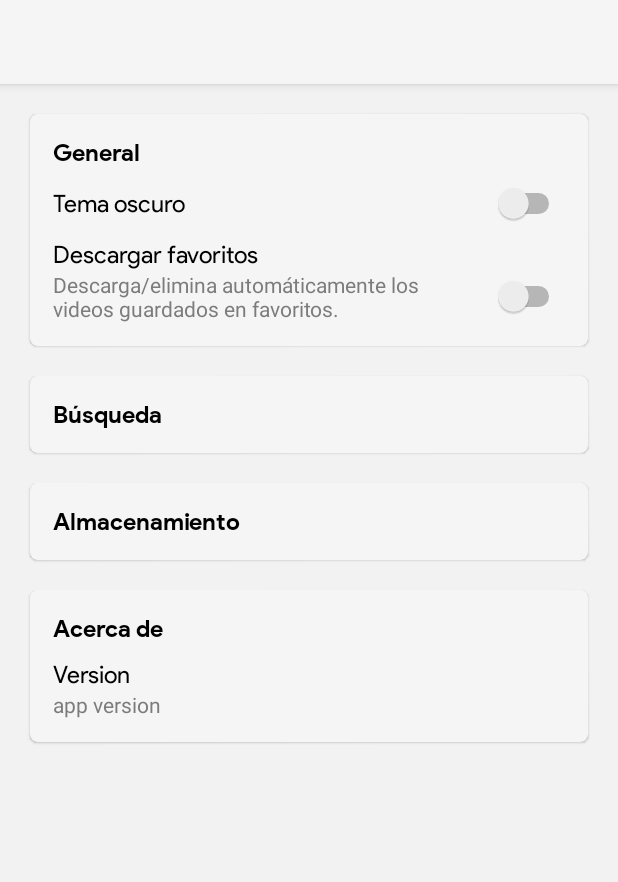
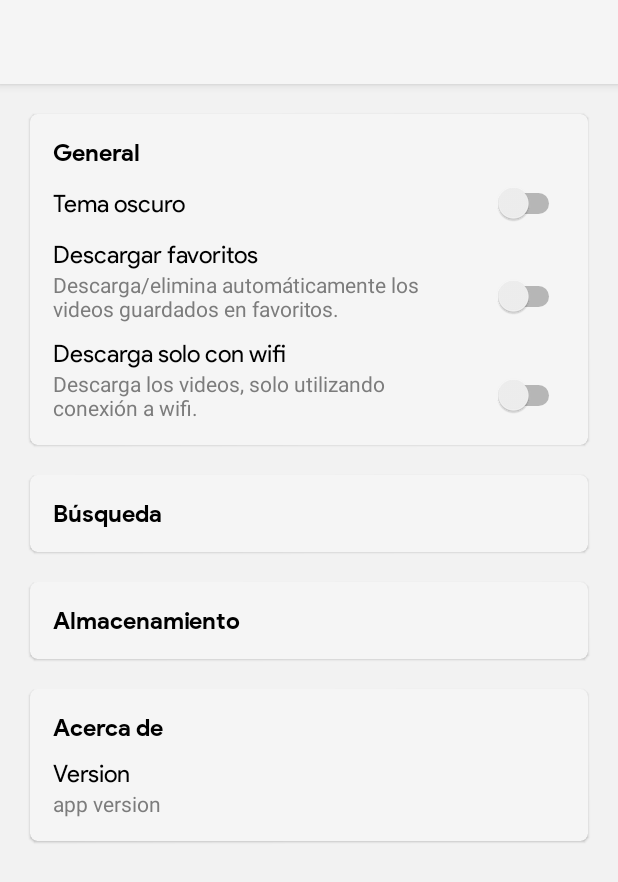
Before and after one commit to AUbillaOliva/LSCH, an Android app: the layout settings_activity.xml on its own in the app's theme, with its tools: preview values and no code run, on a phone screen of 412 x 824 dp. Shown: the top 882 px of the screen. Run offline under Robolectric (Android 15) with nearby library versions, the phone set to English and light mode, and no system bars; network calls fail.

Commit message:
Added help layout and switch for settings_activity.xml

```diff
--- a/app/src/main/res/layout/settings_activity.xml
+++ b/app/src/main/res/layout/settings_activity.xml
@@ -111,6 +111,45 @@
 
                             <Switch
                                 android:id="@+id/settings_offline_switch"
+                                android:layout_gravity="center"
+                                android:layout_width="match_parent"
+                                android:layout_height="wrap_content"
+                                android:theme="@style/AppTheme"/>
+
+                        </LinearLayout>
+
+                    </LinearLayout>
+
+                    <LinearLayout
+                        android:layout_marginTop="10dp"
+                        android:layout_width="match_parent"
+                        android:layout_height="match_parent"
+                        android:orientation="vertical">
+
+                        <TextView
+                            android:layout_width="wrap_content"
+                            android:layout_height="wrap_content"
+                            android:text="@string/wifi_only"
+                            android:textSize="@dimen/subtitle_1_size"
+                            android:textColor="?attr/textColor"
+                            android:fontFamily="@font/product_sans"/>
+
+
+                        <LinearLayout
+                            android:layout_width="match_parent"
+                            android:layout_height="wrap_content"
+                            android:orientation="horizontal">
+
+                            <TextView
+                                android:layout_width="250dp"
+                                android:layout_height="wrap_content"
+                                android:text="@string/wifi_only_text"
+                                android:layout_gravity="center"
+                                android:textColor="?attr/subtitleTextColor"/>
+
+
+                            <Switch
+                                android:id="@+id/settings_wifi_download_only"
                                 android:layout_gravity="center"
                                 android:layout_width="match_parent"
                                 android:layout_height="wrap_content"
```
Also changed, not shown: app/src/main/res/layout/help_activity_layout.xml (+37 -2 lines).
